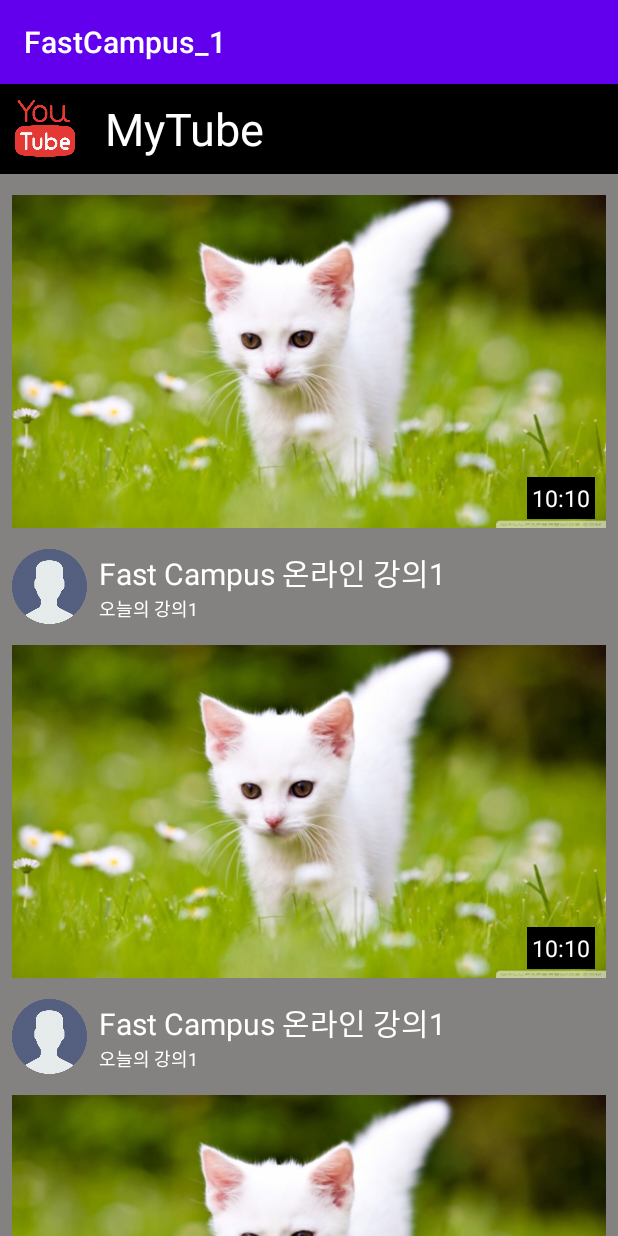
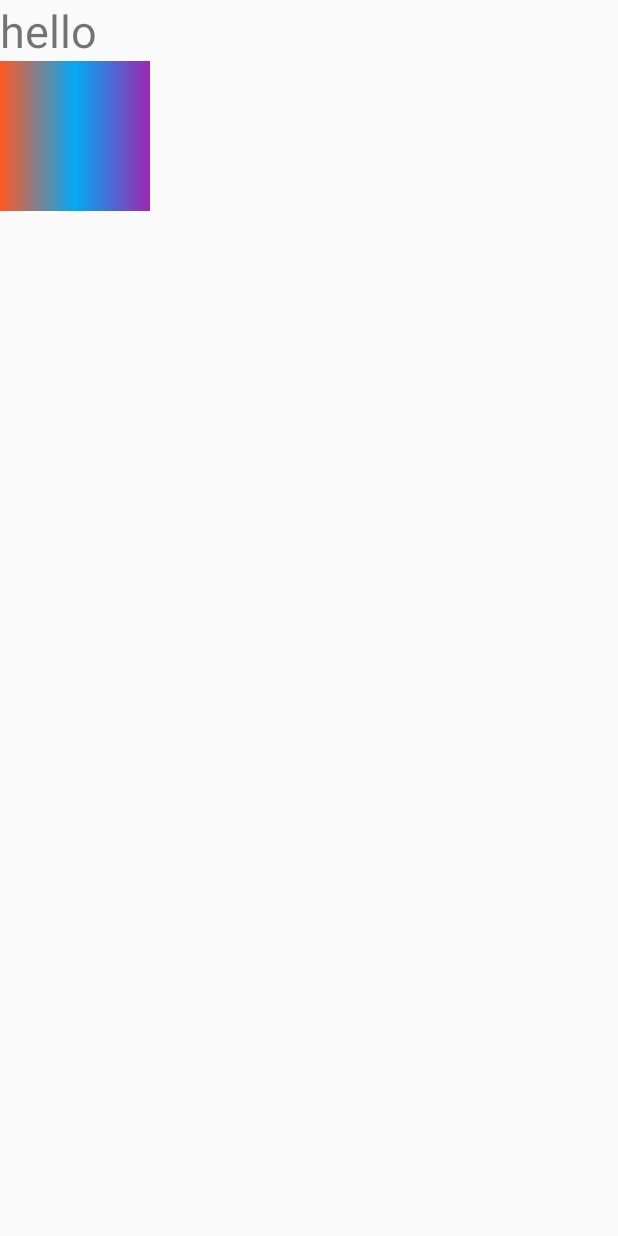
Before and after one commit to rnjstjddn96/FastCampus_1, an Android app: the screen it shows after launch (MainActivity before the commit, Listener after it), on a phone screen of 412 x 824 dp. Run offline under Robolectric (Android 15) with nearby library versions, the phone set to English and light mode, and no system bars.

Commit message:
Activiy, Listener 실습

```diff
--- a/app/src/main/AndroidManifest.xml
+++ b/app/src/main/AndroidManifest.xml
@@ -9,13 +9,15 @@
         android:roundIcon="@mipmap/ic_launcher_round"
         android:supportsRtl="true"
         android:theme="@style/AppTheme">
-        <activity android:name=".MainActivity">
+        <activity android:name=".Listener">
             <intent-filter>
                 <action android:name="android.intent.action.MAIN" />
 
                 <category android:name="android.intent.category.LAUNCHER" />
             </intent-filter>
         </activity>
+        <activity android:name=".MainActivity">
+        </activity>
     </application>
 
 </manifest>
--- /dev/null
+++ b/app/src/main/java/com/example/fastcampus_1/Listener.kt
@@ -0,0 +1,60 @@
+package com.example.fastcampus_1
+
+import androidx.appcompat.app.AppCompatActivity
+import android.os.Bundle
+import android.util.Log
+import android.view.DragEvent
+import android.view.View
+import android.widget.TextView
+import kotlinx.android.synthetic.main.activity_listener.*
+
+class Listener : AppCompatActivity() {
+
+    var number = 10
+
+    override fun onCreate(savedInstanceState: Bundle?) {
+        super.onCreate(savedInstanceState)
+        setContentView(R.layout.activity_listener)
+
+        //뷰를 activity로 가져오는 방법
+        // 1. 직접 찾아서 가져온다.
+        //val textView : TextView = findViewById(R.id.hello)
+
+        // 2. xml을 import해서 가져온다.
+        //kotlin에서만 가능
+        //hello.
+
+
+        //1 -> 이름이 필요한 방식(click)
+        var click = object : View.OnClickListener {
+            override fun onClick(v: View?) {
+                Log.d("click", "click!!")
+            }
+        }
+        hello.setOnClickListener(click)
+
+        //2 -> 익명함수 방식
+        hello.setOnClickListener(object : View.OnClickListener {
+            override fun onClick(v: View?) {
+                Log.d("click", "click!!")
+            }
+        })
+
+        //3 -> 람다방식
+        hello.setOnClickListener {
+            Log.d("click", "click!!")
+            hello.setText("권성우")
+            image.setImageResource(R.drawable.person)
+            number += 10
+            Log.d("number", number.toString())
+        }
+
+
+        //뷰를 조작하는 함수들
+        //1> setText
+        //2> setImageResource
+
+
+
+    }
+}
--- a/app/src/main/res/drawable/radius.xml
+++ b/app/src/main/res/drawable/radius.xml
@@ -4,7 +4,7 @@
     <solid
         android:color="#FFEB3B"/>
 
-    <corners android:radius="30dp"
+    <corners android:radius="30dp"/>
 
 
 </shape>
--- /dev/null
+++ b/app/src/main/res/layout/activity_listener.xml
@@ -0,0 +1,25 @@
+<?xml version="1.0" encoding="utf-8"?>
+<LinearLayout xmlns:android="http://schemas.android.com/apk/res/android"
+    xmlns:app="http://schemas.android.com/apk/res-auto"
+    xmlns:tools="http://schemas.android.com/tools"
+    android:layout_width="match_parent"
+    android:layout_height="match_parent"
+    android:orientation="vertical"
+    tools:context=".Listener">
+
+    <TextView
+        android:id="@+id/hello"
+        android:layout_width="wrap_content"
+        android:layout_height="wrap_content"
+        android:text="hello"
+        android:textSize="30dp" />
+
+    <ImageView
+        android:id="@+id/image"
+        android:layout_width="100dp"
+        android:layout_height="100dp"
+        android:src="@drawable/grdient"/>
+
+
+
+</LinearLayout>
--- a/app/src/main/res/values/styles.xml
+++ b/app/src/main/res/values/styles.xml
@@ -6,6 +6,11 @@
         <item name="colorPrimary">@color/colorPrimary</item>
         <item name="colorPrimaryDark">@color/colorPrimaryDark</item>
         <item name="colorAccent">@color/colorAccent</item>
+
+        <!-- No Title Bar-->
+        <item name="windowNoTitle">true</item>
+        <item name="windowActionBar">false</item>
+
     </style>
 
 </resources>
```
Also changed, not shown: app/src/main/java/com/example/fastcampus_1/MainActivity.kt (+28 -0 lines), 2 other files.
